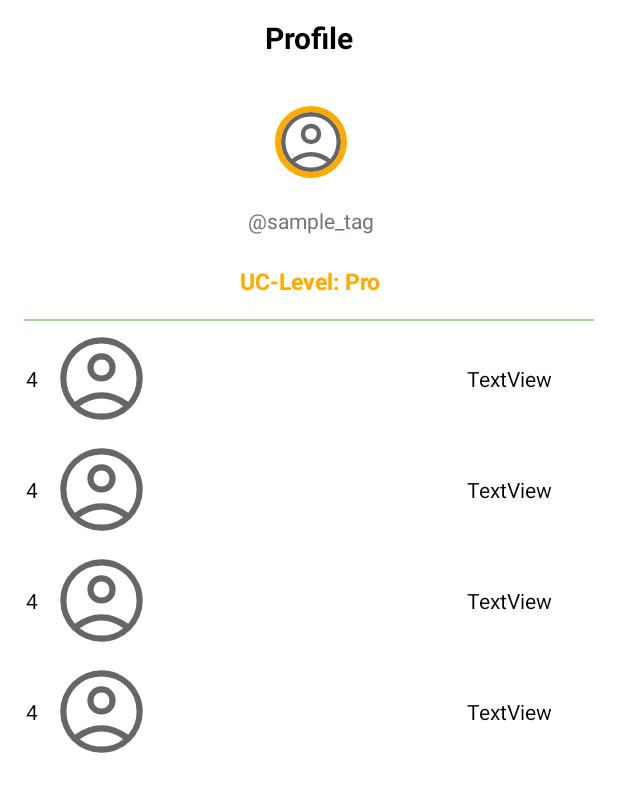
After one commit to PatZintel/uglikis, an Android app: the layout profile.xml on its own in the app's theme, with its tools: preview values and no code run, on a phone screen of 412 x 824 dp. The commit adds this screen. Shown: the top 792 px of the screen. Run offline under Robolectric (Android 15) with nearby library versions, the phone set to English and light mode, and no system bars.

Commit message:
add profile, specAct

```diff
--- a/app/src/main/AndroidManifest.xml
+++ b/app/src/main/AndroidManifest.xml
@@ -34,8 +34,10 @@
                 <category android:name="android.intent.category.LAUNCHER" />
             </intent-filter>
         </activity>
+
+<!--        commented out cos it's now a Fragment, SpecificActivityFragment-->
         <activity
-            android:name=".ActivityDetailViewActivity"
+            android:name=".SpecificActivitiesActivity"
             android:exported="true"
             android:label="@string/app_name"
             android:screenOrientation="portrait">
--- a/app/src/main/java/tc/mds/uglikis/MainActivity.java
+++ b/app/src/main/java/tc/mds/uglikis/MainActivity.java
@@ -21,6 +21,7 @@ import tc.mds.uglikis.databinding.ActivityMainBinding;
 import tc.mds.uglikis.fragments.ActivityFragment;
 import tc.mds.uglikis.fragments.EducationFragment;
 import tc.mds.uglikis.fragments.LeaderboardFragment;
+import tc.mds.uglikis.fragments.UserProfileFragment;
 import tc.mds.uglikis.model.Profile;
 
 public class MainActivity extends AppCompatActivity implements BottomNavigationView.OnItemSelectedListener{
@@ -30,6 +31,7 @@ public class MainActivity extends AppCompatActivity implements BottomNavigationV
     LeaderboardFragment leaderboardFragment = new LeaderboardFragment();
     ActivityFragment activityFragment = new ActivityFragment();
     EducationFragment educationFragment = new EducationFragment();
+    UserProfileFragment profileFragment = new UserProfileFragment();
     private TextView coinAmount;
 
 
@@ -72,7 +74,7 @@ public class MainActivity extends AppCompatActivity implements BottomNavigationV
                 return true;
 
             case R.id.profile:
-                getSupportFragmentManager().beginTransaction().replace(R.id.fragmentContainerView, leaderboardFragment).commit();
+                getSupportFragmentManager().beginTransaction().replace(R.id.fragmentContainerView, profileFragment).commit();
                 return true;
         }
         return false;
--- a/app/src/main/java/tc/mds/uglikis/SignInScreenActivity.java
+++ b/app/src/main/java/tc/mds/uglikis/SignInScreenActivity.java
@@ -27,6 +27,8 @@ import android.widget.Button;
 import android.widget.TextView;
 
 import com.google.android.gms.common.SignInButton;
+
+import tc.mds.uglikis.fragments.ActivityFragment;
 
 	public class SignInScreenActivity extends Activity {
 
@@ -70,7 +72,7 @@ import com.google.android.gms.common.SignInButton;
 		button_ek1.setOnClickListener(new View.OnClickListener() {
 			@Override
 			public void onClick(View view) {
-				Intent nextScreen = new Intent(getApplicationContext(), ActivityDetailViewActivity.class);
+				Intent nextScreen = new Intent(getApplicationContext(), ActivityFragment.class);
 				startActivity(nextScreen);
 			}
 		});
--- /dev/null
+++ b/app/src/main/res/layout/profile.xml
@@ -0,0 +1,133 @@
+<androidx.constraintlayout.widget.ConstraintLayout xmlns:android="http://schemas.android.com/apk/res/android"
+    xmlns:app="http://schemas.android.com/apk/res-auto"
+    xmlns:tools="http://schemas.android.com/tools"
+    android:id="@+id/relativeLayout2"
+    android:layout_width="match_parent"
+    android:layout_height="match_parent"
+    android:background="@color/_bg__leaderboard_color">
+    <!--
+    /*
+     *	This content is generated from the API File Info.
+     *	(Alt+Shift+Ctrl+I).
+     *
+     *	@desc
+     *	@file 		leaderboard
+     *	@date 		1656763971545
+     *	@title 		Leaderboard
+     *	@author
+     *	@keywords
+     *	@generator 	Export Kit v1.3.figma
+     *
+     */
+    -->
+
+    <androidx.constraintlayout.widget.ConstraintLayout
+        android:id="@+id/constraintLayout3"
+        android:layout_width="0dp"
+        android:layout_height="214dp"
+        app:layout_constraintBottom_toBottomOf="parent"
+        app:layout_constraintEnd_toEndOf="parent"
+        app:layout_constraintHorizontal_bias="0.0"
+        app:layout_constraintStart_toStartOf="parent"
+        app:layout_constraintTop_toTopOf="parent"
+        app:layout_constraintVertical_bias="0.0">
+
+        <androidx.constraintlayout.widget.ConstraintLayout
+            android:id="@+id/relativeLayout3"
+            android:layout_width="wrap_content"
+            android:layout_height="0dp"
+            android:orientation="vertical"
+            app:layout_constraintBottom_toBottomOf="parent"
+            app:layout_constraintEnd_toEndOf="parent"
+            app:layout_constraintHorizontal_bias="0.504"
+            app:layout_constraintStart_toStartOf="parent"
+            app:layout_constraintTop_toTopOf="parent"
+            app:layout_constraintVertical_bias="1.0">
+
+            <ImageView
+                android:id="@+id/first_profile_pic"
+                android:layout_width="wrap_content"
+                android:layout_height="wrap_content"
+                android:foreground="@drawable/profile_pics_shape"
+                android:src="@drawable/account_circle"
+                app:layout_constraintBottom_toBottomOf="parent"
+                app:layout_constraintEnd_toEndOf="parent"
+                app:layout_constraintStart_toStartOf="parent"
+                app:layout_constraintTop_toTopOf="parent"
+                app:layout_constraintVertical_bias="0.425" />
+
+            <TextView
+                android:id="@+id/first_leader_tag"
+                android:layout_width="wrap_content"
+                android:layout_height="wrap_content"
+                android:fontFamily="Inter"
+                android:text="@string/sample_tag"
+                android:textColor="@color/second_leader_tag_color"
+                app:layout_constraintBottom_toBottomOf="parent"
+                app:layout_constraintEnd_toEndOf="parent"
+                app:layout_constraintStart_toStartOf="parent"
+                app:layout_constraintTop_toBottomOf="@+id/first_profile_pic"
+                app:layout_constraintVertical_bias="0.246" />
+
+            <TextView
+                android:id="@+id/first_leader_points"
+                android:layout_width="wrap_content"
+                android:layout_height="wrap_content"
+                android:fontFamily="Inter"
+                android:text="UC-Level: Pro"
+                android:textColor="@color/first_leader_points_color"
+                android:textSize="15sp"
+                android:textStyle="bold"
+                app:layout_constraintBottom_toBottomOf="parent"
+                app:layout_constraintEnd_toEndOf="parent"
+                app:layout_constraintStart_toStartOf="parent"
+                app:layout_constraintTop_toBottomOf="@+id/first_profile_pic"
+                app:layout_constraintVertical_bias="0.78" />
+
+        </androidx.constraintlayout.widget.ConstraintLayout>
+
+        <TextView
+            android:id="@+id/ug_leaderboard"
+            android:layout_width="wrap_content"
+            android:layout_height="wrap_content"
+            android:fontFamily="Poppins"
+            android:text="Profile"
+            android:textColor="@color/black"
+            android:textSize="20sp"
+            android:textStyle="bold"
+            app:layout_constraintBottom_toBottomOf="parent"
+            app:layout_constraintEnd_toEndOf="parent"
+            app:layout_constraintStart_toStartOf="parent"
+            app:layout_constraintTop_toTopOf="parent"
+            app:layout_constraintVertical_bias="0.060000002" />
+
+        <ImageView
+            android:id="@+id/imageView2"
+            android:layout_width="0dp"
+            android:layout_height="1dp"
+            android:layout_marginStart="16dp"
+            android:layout_marginEnd="16dp"
+            app:layout_constraintBottom_toBottomOf="parent"
+            app:layout_constraintEnd_toEndOf="parent"
+            app:layout_constraintStart_toStartOf="parent"
+            app:layout_constraintTop_toTopOf="parent"
+            app:layout_constraintVertical_bias="1.0"
+            app:srcCompat="@drawable/divider_leaderboard_list" />
+
+    </androidx.constraintlayout.widget.ConstraintLayout>
+
+    <androidx.recyclerview.widget.RecyclerView
+        android:id="@+id/leaderboard_list"
+        android:layout_width="0dp"
+        android:layout_height="wrap_content"
+        android:layout_marginTop="1dp"
+        app:layout_constraintBottom_toBottomOf="parent"
+        app:layout_constraintEnd_toEndOf="parent"
+        app:layout_constraintHorizontal_bias="0.0"
+        app:layout_constraintStart_toStartOf="parent"
+        app:layout_constraintTop_toBottomOf="@+id/constraintLayout3"
+        app:layout_constraintVertical_bias="0.0"
+        tools:itemCount="4"
+        tools:listitem="@layout/leaderboard_list_item" />
+
+</androidx.constraintlayout.widget.ConstraintLayout>
--- a/app/src/main/res/values/strings.xml
+++ b/app/src/main/res/values/strings.xml
@@ -16,6 +16,9 @@
     <string name="approx__7_min_walk_string">approx. 7 min walk</string>
     <string name="large_title_string">Bike trip</string>
     <string name="next_milestone___48g_co2_string">Next Milestone           48g CO2</string>
+
+    <!-- profile-fragment strings -->
+
 
     <!-- sign_in_screen strings -->
 
--- a/gradle.properties
+++ b/gradle.properties
@@ -19,3 +19,4 @@ android.useAndroidX=true
 # resources declared in the library itself and none from the library's dependencies,
 # thereby reducing the size of the R class for that library
 android.nonTransitiveRClass=true
+org.gradle.parallel=true
```
Also changed, not shown: app/src/main/java/tc/mds/uglikis/ActivityDetailViewActivity.java (deleted, +0 -80 lines), app/src/main/java/tc/mds/uglikis/adapter/ActivityRecyclerViewAdapter.java (+18 -0 lines), app/src/main/java/tc/mds/uglikis/fragments/ActivityFragment.java (+4 -4 lines), app/src/main/java/tc/mds/uglikis/fragments/UserProfileFragment.java (added, +91 -0 lines), app/src/main/java/tc/mds/uglikis/model/SpecificActivitiesActivity.java (added, +101 -0 lines), app/src/main/res/drawable/ev_charge.png (added), app/src/main/res/drawable/menubutton.png (added), 1 other file.
